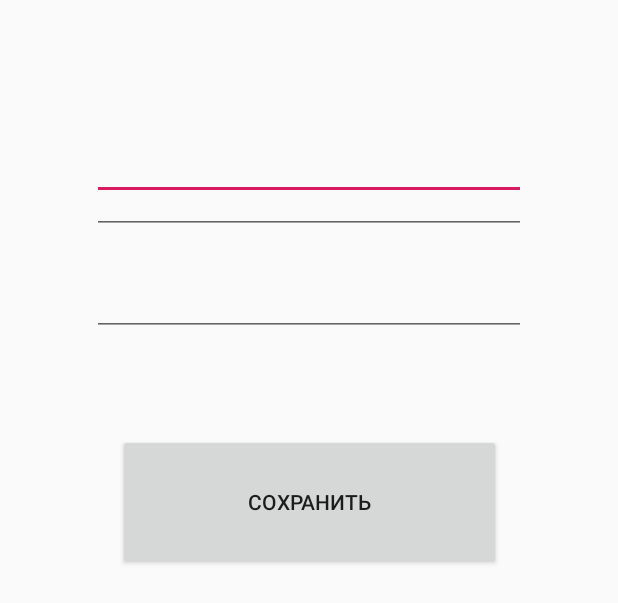
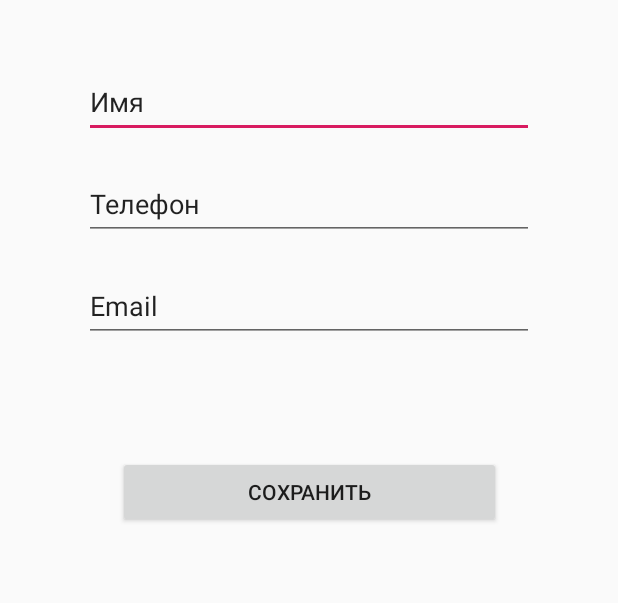
Before and after one commit to DSaven/Contacts, an Android app: the layout activity_add.xml on its own in the app's theme, with its tools: preview values and no code run, on a phone screen of 412 x 824 dp. Shown: the top 603 px of the screen. Run offline under Robolectric (Android 15) with nearby library versions, the phone set to English and light mode, and no system bars.

Commit message:
added contacts_add functionality

```diff
--- a/app/src/main/AndroidManifest.xml
+++ b/app/src/main/AndroidManifest.xml
@@ -16,6 +16,7 @@
                 <category android:name="android.intent.category.LAUNCHER" />
             </intent-filter>
         </activity>
+        <activity android:name=".AddActivity"></activity>
     </application>
 
 </manifest>
--- a/app/src/main/java/com/example/contacts/DBHelper.kt
+++ b/app/src/main/java/com/example/contacts/DBHelper.kt
@@ -59,10 +59,11 @@ class DBHelper(context: Context?)
             cursor.moveToFirst()
 
             do {
+                val id = cursor.getInt(0)
                 val name = cursor.getString(1)
                 val phone = cursor.getString(2)
                 val email = cursor.getString(3)
-                val person = Person(name, phone, email)
+                val person = Person(id , name, phone, email)
                 personList.add(person)
             } while (cursor.moveToNext())
 
@@ -83,6 +84,7 @@ class DBHelper(context: Context?)
 
         if (cursor.moveToFirst()) {
             cursor.moveToFirst()
+            person.id = cursor.getInt(0)
             person.name = cursor.getString(1)
             person.phone = cursor.getString(2)
             person.email = cursor.getString(3)
--- a/app/src/main/java/com/example/contacts/Person.kt
+++ b/app/src/main/java/com/example/contacts/Person.kt
@@ -9,7 +9,7 @@ import android.widget.BaseAdapter
 import android.widget.TextView
 import java.io.Serializable
 
-data class Person(var name: String = "", var phone: String = "", var email: String = "")
+data class Person(var id: Int = 0, var name: String = "", var phone: String = "", var email: String = "")
 
 class PersonAdapter(private val context: Context, private val dataSource: ArrayList<Person>): BaseAdapter() {
 
--- a/app/src/main/res/layout/activity_add.xml
+++ b/app/src/main/res/layout/activity_add.xml
@@ -7,24 +7,26 @@
 
     <EditText
         android:id="@+id/name"
-        android:layout_width="0dp"
-        android:layout_height="0dp"
+        android:layout_width="300dp"
+        android:layout_height="48dp"
         android:layout_marginStart="61dp"
         android:layout_marginLeft="61dp"
         android:layout_marginTop="42dp"
         android:layout_marginEnd="61dp"
         android:layout_marginRight="61dp"
-        android:layout_marginBottom="156dp"
         android:ems="10"
         android:inputType="textPersonName"
-        app:layout_constraintBottom_toTopOf="@+id/btnSave"
+        android:text="Имя"
+        app:layout_constraintBottom_toBottomOf="parent"
         app:layout_constraintEnd_toEndOf="parent"
+        app:layout_constraintHorizontal_bias="0.545"
         app:layout_constraintStart_toStartOf="parent"
-        app:layout_constraintTop_toTopOf="parent" />
+        app:layout_constraintTop_toTopOf="parent"
+        app:layout_constraintVertical_bias="0.003" />
 
     <EditText
         android:id="@+id/phone"
-        android:layout_width="0dp"
+        android:layout_width="300dp"
         android:layout_height="48dp"
         android:layout_marginStart="61dp"
         android:layout_marginLeft="61dp"
@@ -33,36 +35,42 @@
         android:layout_marginRight="61dp"
         android:ems="10"
         android:inputType="textPersonName"
+        android:text="Телефон"
+        app:layout_constraintBottom_toBottomOf="parent"
         app:layout_constraintEnd_toEndOf="parent"
-        app:layout_constraintHorizontal_bias="0.0"
+        app:layout_constraintHorizontal_bias="0.545"
         app:layout_constraintStart_toStartOf="parent"
-        app:layout_constraintTop_toTopOf="parent" />
+        app:layout_constraintTop_toTopOf="parent"
+        app:layout_constraintVertical_bias="0.006" />
 
     <EditText
         android:id="@+id/email"
-        android:layout_width="0dp"
+        android:layout_width="300dp"
         android:layout_height="48dp"
         android:layout_marginStart="61dp"
         android:layout_marginLeft="61dp"
-        android:layout_marginTop="176dp"
+        android:layout_marginTop="180dp"
         android:layout_marginEnd="61dp"
         android:layout_marginRight="61dp"
         android:ems="10"
         android:inputType="textPersonName"
+        android:text="Email"
+        app:layout_constraintBottom_toBottomOf="parent"
         app:layout_constraintEnd_toEndOf="parent"
-        app:layout_constraintHorizontal_bias="1.0"
+        app:layout_constraintHorizontal_bias="0.545"
         app:layout_constraintStart_toStartOf="parent"
-        app:layout_constraintTop_toTopOf="parent" />
+        app:layout_constraintTop_toTopOf="parent"
+        app:layout_constraintVertical_bias="0.0" />
 
     <Button
         android:id="@+id/btnSave"
         android:layout_width="255dp"
-        android:layout_height="0dp"
-        android:layout_marginBottom="444dp"
+        android:layout_height="wrap_content"
         android:text="Сохранить"
         app:layout_constraintBottom_toBottomOf="parent"
         app:layout_constraintEnd_toEndOf="parent"
         app:layout_constraintStart_toStartOf="parent"
-        app:layout_constraintTop_toBottomOf="@+id/name" />
+        app:layout_constraintTop_toTopOf="parent"
+        app:layout_constraintVertical_bias="0.392" />
 
 </androidx.constraintlayout.widget.ConstraintLayout>
```
Also changed, not shown: app/src/main/java/com/example/contacts/AddActivity.kt (added, +30 -0 lines), app/src/main/java/com/example/contacts/MainActivity.kt (+10 -1 lines), 1 other file.
